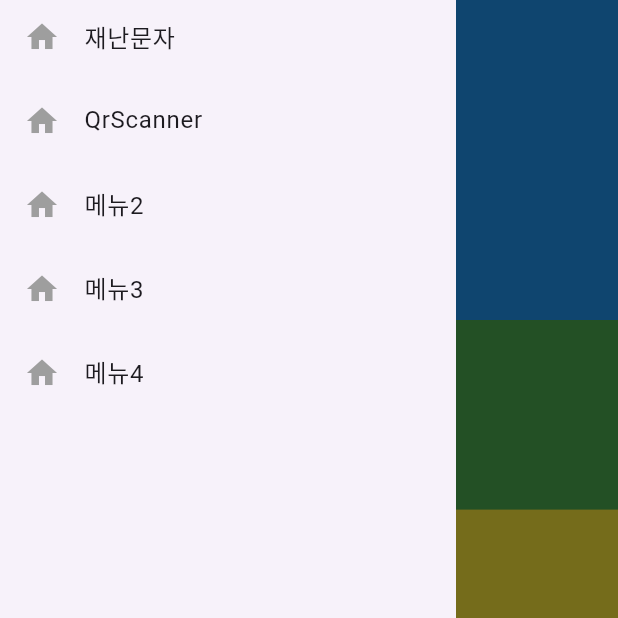
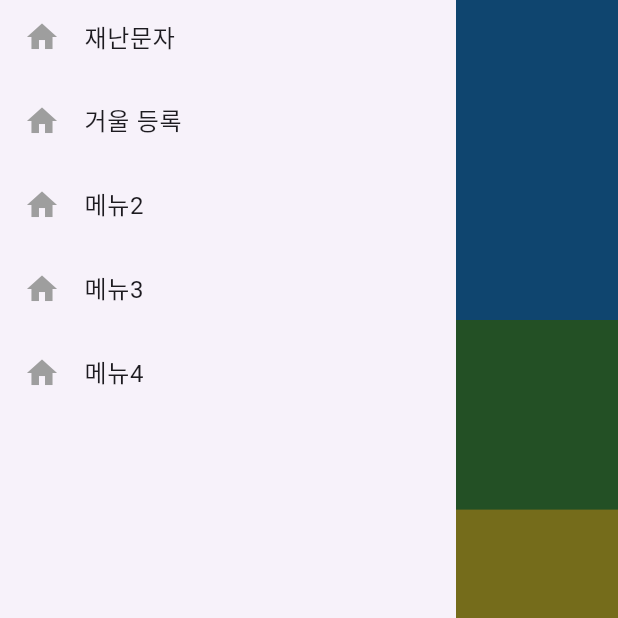
Before and after one commit to the-weather-of-a-mirror/Front, a Flutter app: the screen it shows after launch, in the side drawer, after a tap on the "menu" icon, on a phone screen of 412 x 824 dp, the part 343-961 px from its top. Run offline on Flutter 3.47's test engine with Material 3 defaults, Android fonts, the light colour scheme and no system bars; our stand-ins replace shared_preferences; missing offline and left inert: dart:ffi, simple_barcode_scanner.

Commit message:
로그인, 회원가입, 마이페이지 완성 및 QR코드 인식 페이지 수정

```diff
--- a/lib/main.dart
+++ b/lib/main.dart
@@ -1,6 +1,7 @@
 import 'dart:ffi';
 import 'dart:math';
 import 'package:flutter/material.dart';
+import 'package:flutter/rendering.dart';
 import 'package:whether/WarningScreen/SaveTool.dart';
 import 'package:whether/WarningScreen/ShelterInfo.dart';
 import 'package:whether/login/LoginScreen.dart';
@@ -14,50 +15,83 @@ import 'package:shared_preferences/shared_preferences.dart';
 import '';
 
 void main() {
-  runApp(MaterialApp(home:WhetherApp()));
+  runApp(MaterialApp(home: WhetherApp()));
 }
 
-List<Widget> viewList=[HomeScreen(),  MapScreen(),  WarningScreen(), LoginScreen()];
+List<Widget> viewList = [
+  HomeScreen(),
+  MapScreen(),
+  WarningScreen(),
+  LoginScreen()
+];
+
+String loginTab = "로그인";
 
 class WhetherApp extends StatefulWidget {
   @override
   _WhetherApp createState() => _WhetherApp();
 }
 
-
-
 class _WhetherApp extends State<WhetherApp> {
-
   int _currentIndex = 0;
 
-
-
-void checkToken() async{
+  void checkToken() async {
     SharedPreferences prefs = await SharedPreferences.getInstance();
     String? token = prefs.getString('auth_token');
     print(token);
 
     if (token != "") {
-      viewList  = [HomeScreen(),  MapScreen(),  WarningScreen(), MyPageScreen()];
+      viewList = [HomeScreen(), MapScreen(), WarningScreen(), MyPageScreen()];
+      loginTab = "마이 페이지";
     }
-    if (token == "" || token == null){
-      viewList  = [HomeScreen(),  MapScreen(),  WarningScreen(), LoginScreen()];
+    if (token == "" || token == null) {
+      viewList = [HomeScreen(), MapScreen(), WarningScreen(), LoginScreen()];
+      loginTab = "로그인";
     }
 
     setState(() {});
+  }
+
+
+  void checkQR() async{
+    SharedPreferences prefs = await SharedPreferences.getInstance();
+    String? token = prefs.getString('auth_token');
+
+    if (token != null) {
+      Navigator.push(context,
+      MaterialPageRoute(builder: (context) => Qrscanner()));
+
+    }
+    else if (token == "" || token == null) {
+    showDialog<String>(
+                    context: context,
+                    builder: (BuildContext context) => AlertDialog(
+                      content: Text("로그인을 해주세요."),
+                      actions: <Widget>[
+                        TextButton(
+                          onPressed: () {
+                            Navigator.pop(context);
+
+                          },
+                          child: const Text('확인'),
+                        ),
+                      ],
+                    ),
+                  );
+
+    }
+    print(token);
+    setState(() {
+
+    });
 
   }
 
-
-
   @override
-Widget build(BuildContext context){
-
-
+  Widget build(BuildContext context) {
     checkToken();
 
     return MaterialApp(
-
         home: DefaultTabController(
       length: 4,
       child: Scaffold(
@@ -71,16 +105,16 @@ checkToken();
                   icon: Icon(Icons.menu),
                   onPressed: () {
                     Scaffold.of(context).openDrawer();
-            },);
+                  },
+                );
               },
             ), //메뉴 버튼
             actions: [
               IconButton(
                 icon: Icon(Icons.search),
-            onPressed: (){},
+                onPressed: () {},
               ), // 검색 버튼
-          ]
-      ),
+            ]),
         drawer: Drawer(
             child: ListView(
           padding: EdgeInsets.zero,
@@ -92,7 +126,6 @@ checkToken();
                       bottomLeft: Radius.circular(40.0),
                       bottomRight: Radius.circular(40.0))),
               child: Text('메뉴'),
-
             ),
             const ListTile(
               leading: Icon(
@@ -113,21 +146,21 @@ checkToken();
                 Icons.home,
                 color: Colors.grey,
               ),
-              title: const Text('QrScanner'),
-              onTap: (){
-                Navigator.push(
-                    context,
-                    MaterialPageRoute(builder:(context)=> Qrscanner()
-                    )
-                );
+              title: const Text('거울 등록'),
+              onTap: () {
+                checkQR();
+
               },
             ),
-            const ListTile(
-              leading: Icon(
+            ListTile(
+              leading: const Icon(
                 Icons.home,
                 color: Colors.grey,
               ),
-              title: Text('메뉴2'),
+              title: const Text('메뉴2'),
+              onTap: () {
+                Navigator.pop(context);
+              },
             ),
             const ListTile(
               leading: Icon(
@@ -144,19 +177,15 @@ checkToken();
               title: Text('메뉴4'),
             ),
           ],
-        )
-      ),
-
-      body: TabBarView(children: viewList
-        ),
+        )),
+        body: TabBarView(children: viewList),
         extendBodyBehindAppBar: true,
-
         bottomNavigationBar: Container(
             color: Colors.white,
             child: Container(
               height: 70,
-          padding: EdgeInsets.only(bottom: 10,top:5),
-          child: const TabBar(
+              padding: EdgeInsets.only(bottom: 10, top: 5),
+              child: TabBar(
                   indicatorSize: TabBarIndicatorSize.label,
                   indicatorColor: Colors.black,
                   indicatorWeight: 2,
@@ -166,42 +195,19 @@ checkToken();
                     fontSize: 13,
                   ),
                   tabs: [
-            Tab(
-              icon: Icon(Icons.home),
-
-            text: ("메인")
+                    Tab(icon: Icon(Icons.home), text: ("메인")),
+                    Tab(icon: Icon(Icons.search), text: ("지도")),
+                    Tab(icon: Icon(Icons.comment), text: ("재난대처")),
+                    Tab(icon: Icon(Icons.star), text: (loginTab)),
+                  ]),
+            )),
       ),
-            Tab(
-              icon: Icon(Icons.search),
-
-            text: ("지도")
-            ),
-            Tab(
-              icon: Icon(Icons.comment),
-
-            text: ("재난대처")
-            ),
-            Tab(
-              icon: Icon(Icons.star),
-
-            text: ("로그인")
-            ),
-          ]),
-        )
-      ),
-      ),
-    )
-    );
+    ));
   }
 }
-
-
-
 
 final controller = PageController(
   initialPage: 1,
 );
 
-final pageView = PageView(
-
-);
+final pageView = PageView();
```
Also changed, not shown: lib/QRScanner.dart (+36 -5 lines), lib/login/LoginScreen.dart (+21 -21 lines), lib/login/MyPageScreen.dart (+18 -11 lines), lib/login/SignUpScreen.dart (+74 -38 lines). Lines whose indentation alone changed are shown as unchanged.
